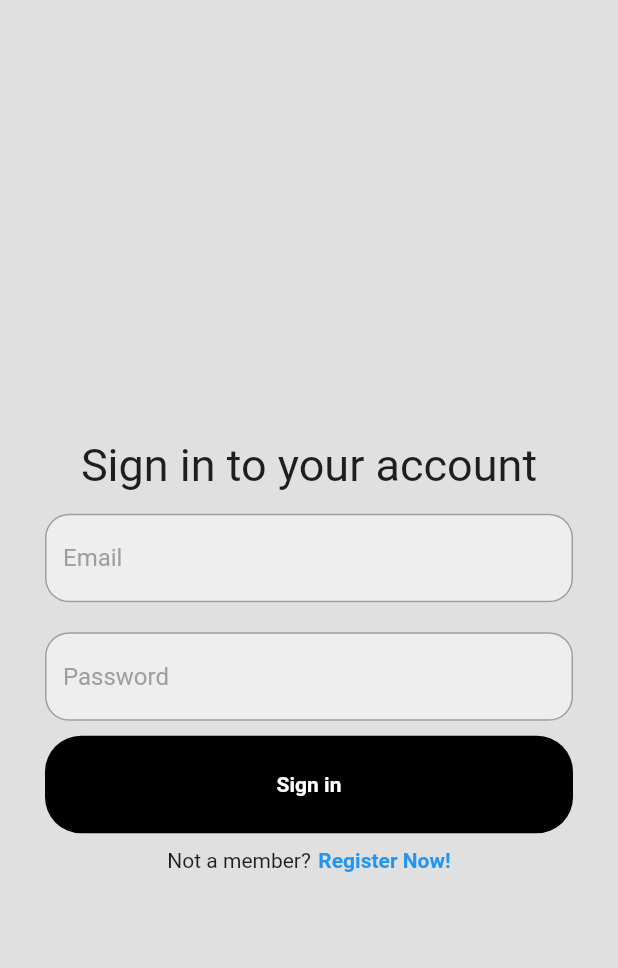
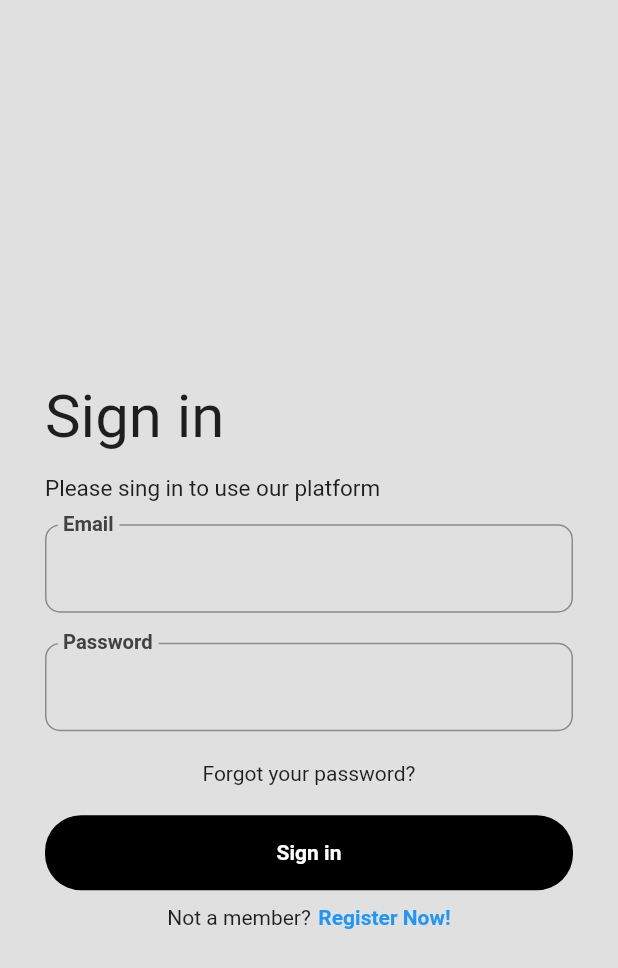
Before and after one commit to Karlo11111/Aedis---HotelSoftvare-using-Flutter, a Flutter app: the screen it shows after launch, on a phone screen of 412 x 824 dp. Shown: the top 968 px of the screen. Run offline on Flutter 3.47's test engine with Material 2 defaults, Android fonts, the phone set to English and light mode, and no system bars; our stand-ins replace cloud_firestore, firebase_auth, firebase_core, smooth_page_indicator; accounts and stored records are empty.

Commit message:
Sign in
Basic sing in screen UI

```diff
--- a/lib/LoginPages/login_page.dart
+++ b/lib/LoginPages/login_page.dart
@@ -1,12 +1,16 @@
-// ignore_for_file: prefer_const_constructors, non_constant_identifier_names, use_build_context_synchronously
+// ignore_for_file: prefer_const_constructors, non_constant_identifier_names, use_build_context_synchronously, prefer_const_literals_to_create_immutables
 
 import 'package:firebase_auth/firebase_auth.dart';
 import 'package:flutter/material.dart';
+import 'package:flutter/services.dart';
 import 'package:razvoj_sofvera/Utilities/buttons.dart';
 import 'package:razvoj_sofvera/Utilities/text_fields.dart';
 
 class LoginPage extends StatefulWidget {
-  const LoginPage({super.key, required this.ontap});
+  const LoginPage({
+    super.key,
+    required this.ontap,
+  });
   final Function()? ontap;
 
   @override
@@ -54,6 +58,7 @@ class _LoginPageState extends State<LoginPage> {
   //the main frontend code
   @override
   Widget build(BuildContext context) {
+    var rememberMe;
     return Scaffold(
       backgroundColor: Colors.grey.shade300,
       body: Center(
@@ -68,8 +73,26 @@ class _LoginPageState extends State<LoginPage> {
                   SizedBox(height: 50),
 
                   //TEXT
-                  Text("Sign in to your account",
-                      style: TextStyle(fontSize: 30)),
+                  Row(
+                    mainAxisAlignment: MainAxisAlignment.start,
+                    children: [
+                      Text("Sign in", style: TextStyle(fontSize: 40)),
+                    ],
+                  ),
+
+                  const SizedBox(
+                    height: 15,
+                  ),
+
+                  Row(
+                    mainAxisAlignment: MainAxisAlignment.start,
+                    children: [
+                      Text(
+                        "Please sing in to use our platform",
+                        style: TextStyle(fontSize: 15),
+                      ),
+                    ],
+                  ),
 
                   //SIZED BOX
                   SizedBox(height: 15),
@@ -93,15 +116,33 @@ class _LoginPageState extends State<LoginPage> {
                   ),
 
                   //sized box
-                  const SizedBox(height: 10),
+                  const SizedBox(height: 20),
+
+                  //Rem me&forgot passwd
+                  Row(
+                    mainAxisAlignment: MainAxisAlignment.spaceEvenly,
+                    children: [
+                      GestureDetector(
+                          child: Text("Forgot your password?"), onTap: () {})
+                    ],
+                  ),
+
+                  const SizedBox(
+                    height: 20,
+                  ),
 
                   //login button
-                  MyButton(buttonText: "Sign in", ontap: SignIn),
+                  MyButton(
+                    buttonText: "Sign in",
+                    ontap: SignIn,
+                    height: 50,
+                  ),
 
                   //sized box
                   const SizedBox(height: 10),
 
                   //TEXT WITH REGISTER PAGE TEXT
+
                   Row(
                     mainAxisAlignment: MainAxisAlignment.center,
                     children: [
--- a/lib/LoginPages/register_page.dart
+++ b/lib/LoginPages/register_page.dart
@@ -140,6 +140,7 @@ class _RegisterPageState extends State<RegisterPage> {
                   MyButton(
                     buttonText: "SIGN UP",
                     ontap: signUp,
+                    height: 65,
                   ),
                   //SIZED BOX
                   const SizedBox(height: 15),
--- a/lib/Utilities/buttons.dart
+++ b/lib/Utilities/buttons.dart
@@ -3,11 +3,15 @@
 import 'package:flutter/material.dart';
 
 class MyButton extends StatelessWidget {
-  const MyButton({super.key, required this.buttonText, required this.ontap});
+  const MyButton(
+      {super.key,
+      required this.buttonText,
+      required this.ontap,
+      required this.height});
 
   final Function()? ontap;
   final String buttonText;
-
+  final double height;
   @override
   Widget build(BuildContext context) {
     return GestureDetector(
@@ -18,7 +22,7 @@ class MyButton extends StatelessWidget {
           color: Colors.black,
         ),
         alignment: Alignment.center,
-        height: 65,
+        height: height,
         child: Text(
           buttonText,
           style: TextStyle(color: Colors.white, fontWeight: FontWeight.bold),
--- a/lib/Utilities/text_fields.dart
+++ b/lib/Utilities/text_fields.dart
@@ -19,14 +19,21 @@ class MyTextField extends StatelessWidget {
       controller: controller,
       obscureText: obscureText,
       decoration: InputDecoration(
-          enabledBorder: OutlineInputBorder(
-            borderSide: BorderSide(color: Colors.grey),
-            borderRadius: BorderRadius.circular(16),
+        border: OutlineInputBorder(
+          borderRadius: BorderRadius.circular(10.0),
+          borderSide: BorderSide(
+            color: Colors.blue,
+            width: 2.0,
           ),
-          fillColor: Colors.grey.shade200,
-          filled: true,
-          hintText: hintText,
-          hintStyle: TextStyle(color: Colors.grey.shade500)),
+        ),
+        labelText: hintText,
+        labelStyle: TextStyle(
+          color: Colors.grey.shade800,
+          fontSize: 18.0,
+          fontWeight: FontWeight.bold,
+        ),
+        floatingLabelBehavior: FloatingLabelBehavior.always,
+      ),
     );
   }
 }
```
